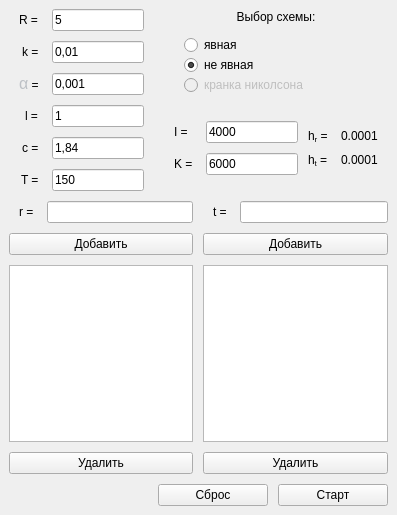
Qt form mainwindow.ui (androidZ200/Simulation-of-heat-propagation) before a commit.
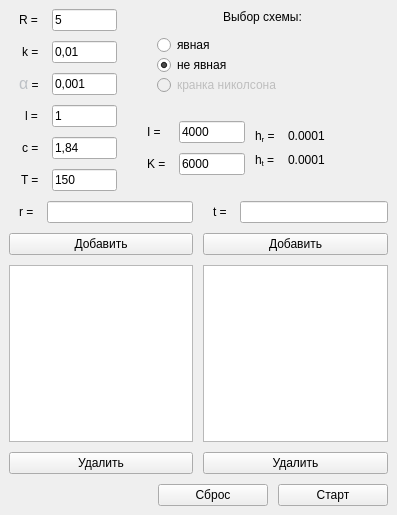
The same form after that commit.

```diff
--- a/mainwindow.ui
+++ b/mainwindow.ui
@@ -219,6 +219,12 @@
             </item>
             <item row="0" column="1">
              <widget class="QLineEdit" name="lineEdit_I">
+              <property name="maximumSize">
+               <size>
+                <width>110</width>
+                <height>16777215</height>
+               </size>
+              </property>
               <property name="locale">
                <locale language="Russian" country="Russia"/>
               </property>
@@ -236,6 +242,12 @@
             </item>
             <item row="1" column="1">
              <widget class="QLineEdit" name="lineEdit_K">
+              <property name="maximumSize">
+               <size>
+                <width>110</width>
+                <height>16777215</height>
+               </size>
+              </property>
               <property name="locale">
                <locale language="Russian" country="Russia"/>
               </property>
@@ -263,6 +275,18 @@
             </item>
             <item row="0" column="1">
              <widget class="QLabel" name="label_hr">
+              <property name="minimumSize">
+               <size>
+                <width>90</width>
+                <height>0</height>
+               </size>
+              </property>
+              <property name="maximumSize">
+               <size>
+                <width>90</width>
+                <height>16777215</height>
+               </size>
+              </property>
               <property name="text">
                <string>0.0001</string>
               </property>
@@ -277,6 +301,18 @@
             </item>
             <item row="1" column="1">
              <widget class="QLabel" name="label_ht">
+              <property name="minimumSize">
+               <size>
+                <width>90</width>
+                <height>0</height>
+               </size>
+              </property>
+              <property name="maximumSize">
+               <size>
+                <width>90</width>
+                <height>16777215</height>
+               </size>
+              </property>
               <property name="text">
                <string>0.0001</string>
               </property>
```
Left out of the diff: 14 changed lines with no effect on the pictures.
